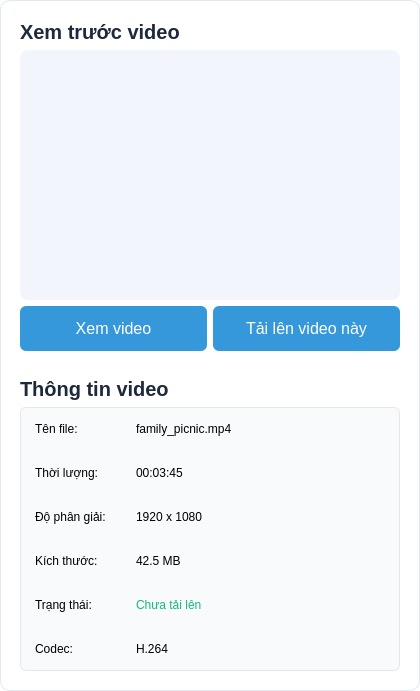
henrylenguyen/telegram-video-uploader, file src/ui/qt_designer/main_tab/video_preview.ui: the form before one commit.
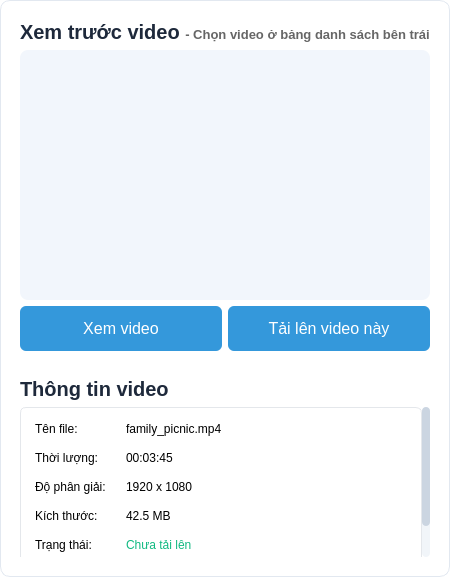
The form after the commit.

Patch:
```diff
--- a/src/ui/qt_designer/main_tab/video_preview.ui
+++ b/src/ui/qt_designer/main_tab/video_preview.ui
@@ -83,11 +83,22 @@
 QLabel.infoLabel {
     font-size: 16px;
     color: #64748B;
+    line-height: 1.5;
 }
 
 QLabel.valueLabel {
     font-size: 16px;
     color: #334155;
+    min-width: 150px;
+    max-width: 300px;
+    line-height: 120%;
+    margin-top: 0px;
+    margin-bottom: 0px;
+    padding-top: 0px;
+    padding-bottom: 0px;
+    white-space: nowrap; /* Critical for ellipsis to work */
+    text-overflow: ellipsis;
+    overflow: hidden;
 }</string>
   </property>
   <layout class="QVBoxLayout" name="verticalLayout">
@@ -106,7 +117,10 @@
    <item>
     <widget class="QLabel" name="titleLabel">
      <property name="text">
-      <string>Xem trước video</string>
+      <string>&lt;html&gt;&lt;head/&gt;&lt;body&gt;&lt;span style=" font-size:20px; font-weight:600;"&gt;Xem trước video&lt;/span&gt; &lt;span style=" font-size:13px; color:#666;"&gt;- Chọn video ở bảng danh sách bên trái&lt;/span&gt;&lt;/body&gt;&lt;/html&gt;</string>
+     </property>
+     <property name="textFormat">
+      <enum>Qt::RichText</enum>
      </property>
     </widget>
    </item>
@@ -201,13 +215,64 @@
     </widget>
    </item>
    <item>
+    <widget class="QScrollArea" name="infoScrollArea">
+     <property name="minimumSize">
+      <size>
+       <width>0</width>
+       <height>150</height>
+      </size>
+     </property>
+     <property name="maximumSize">
+      <size>
+       <width>16777215</width>
+       <height>150</height>
+      </size>
+     </property>
+     <property name="frameShape">
+      <enum>QFrame::NoFrame</enum>
+     </property>
+     <property name="verticalScrollBarPolicy">
+      <enum>Qt::ScrollBarAsNeeded</enum>
+     </property>
+     <property name="horizontalScrollBarPolicy">
+      <enum>Qt::ScrollBarAlwaysOff</enum>
+     </property>
+     <property name="widgetResizable">
+      <bool>true</bool>
+     </property>
+     <widget class="QWidget" name="scrollAreaWidgetContents">
+      <property name="geometry">
+       <rect>
+        <x>0</x>
+        <y>0</y>
+        <width>380</width>
+        <height>150</height>
+       </rect>
+      </property>
+      <property name="styleSheet">
+       <string notr="true">background-color: transparent;</string>
+      </property>
+      <layout class="QVBoxLayout" name="verticalLayout_3">
+       <property name="leftMargin">
+        <number>0</number>
+       </property>
+       <property name="topMargin">
+        <number>0</number>
+       </property>
+       <property name="rightMargin">
+        <number>0</number>
+       </property>
+       <property name="bottomMargin">
+        <number>0</number>
+       </property>
+       <item>
     <widget class="QWidget" name="infoPanel" native="true">
      <layout class="QFormLayout" name="formLayout">
       <property name="horizontalSpacing">
-       <number>30</number>
+           <number>20</number>
       </property>
       <property name="verticalSpacing">
-       <number>30</number>
+           <number>15</number>
       </property>
       <property name="leftMargin">
        <number>15</number>
@@ -239,6 +304,12 @@
         <property name="text">
          <string>family_picnic.mp4</string>
         </property>
+            <property name="wordWrap">
+             <bool>true</bool>
+            </property>
+            <property name="margin">
+             <number>2</number>
+            </property>
        </widget>
       </item>
       <item row="1" column="0">
@@ -259,6 +330,12 @@
         <property name="text">
          <string>00:03:45</string>
         </property>
+            <property name="wordWrap">
+             <bool>true</bool>
+            </property>
+            <property name="margin">
+             <number>2</number>
+            </property>
        </widget>
       </item>
       <item row="2" column="0">
@@ -279,6 +356,12 @@
         <property name="text">
          <string>1920 x 1080</string>
         </property>
+            <property name="wordWrap">
+             <bool>true</bool>
+            </property>
+            <property name="margin">
+             <number>2</number>
+            </property>
        </widget>
       </item>
       <item row="3" column="0">
@@ -299,6 +382,12 @@
         <property name="text">
          <string>42.5 MB</string>
         </property>
+            <property name="wordWrap">
+             <bool>true</bool>
+            </property>
+            <property name="margin">
+             <number>2</number>
+            </property>
        </widget>
       </item>
       <item row="4" column="0">
@@ -322,6 +411,12 @@
         <property name="styleSheet">
          <string notr="true">color: #10B981;</string>
         </property>
+            <property name="wordWrap">
+             <bool>true</bool>
+            </property>
+            <property name="margin">
+             <number>2</number>
+            </property>
        </widget>
       </item>
       <item row="5" column="0">
@@ -342,9 +437,19 @@
         <property name="text">
          <string>H.264</string>
         </property>
+            <property name="wordWrap">
+             <bool>true</bool>
+            </property>
+            <property name="margin">
+             <number>2</number>
+            </property>
        </widget>
       </item>
      </layout>
+        </widget>
+       </item>
+      </layout>
+     </widget>
     </widget>
    </item>
   </layout>
```
Lines whose indentation alone changed are shown as unchanged.
